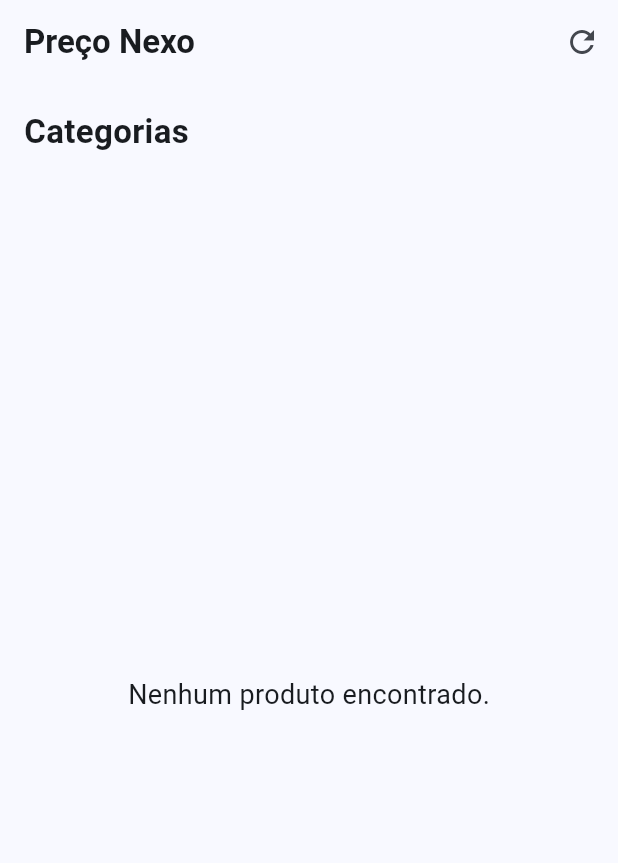
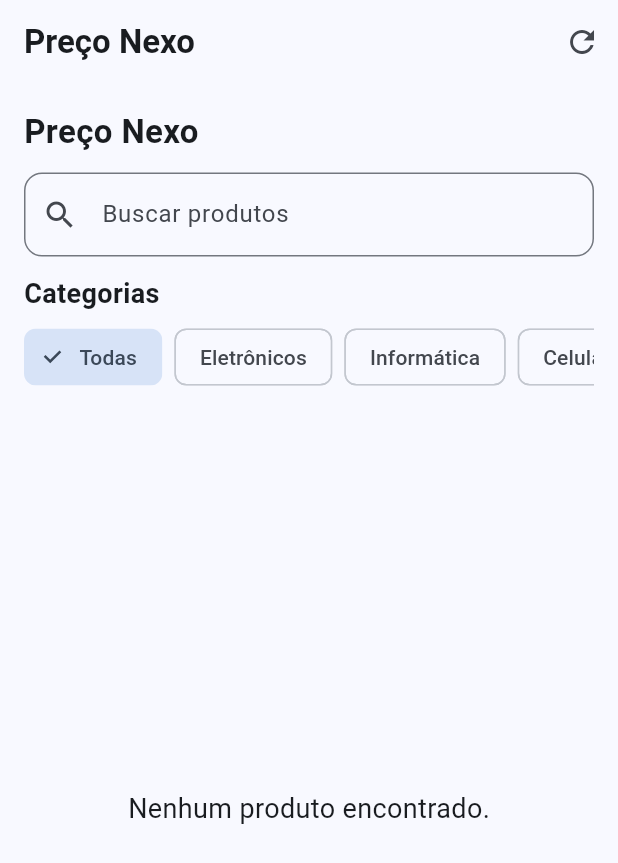
Before and after one commit to martceloribeirosantos76-ops/Marketplace-app, a Flutter app: the screen it shows after launch, on a phone screen of 412 x 824 dp. Shown: the top 863 px of the screen. Run offline on Flutter 3.47's test engine with Material 3 defaults, Android fonts, the phone set to English and light mode, and no system bars; our stand-ins replace supabase_flutter; accounts and stored records are empty.

Commit message:
Adiciona busca e filtro por categorias

```diff
--- a/lib/main.dart
+++ b/lib/main.dart
@@ -55,6 +55,51 @@
   bool carregando = true;
   String? erro;
   List<Map<String, dynamic>> produtos = [];
+  String busca = '';
+  int? categoriaSelecionada;
+
+  final Map<int, String> categorias = {
+    1: 'Eletrônicos',
+    2: 'Informática',
+    3: 'Celulares e Acessórios',
+    4: 'Casa',
+    5: 'Eletrodomésticos',
+    6: 'Moda',
+    7: 'Beleza',
+    8: 'Esportes e Lazer',
+    9: 'Automotivo',
+    10: 'Ferramentas',
+    11: 'Brinquedos',
+    12: 'Games',
+    13: 'Pet',
+    14: 'Saúde',
+    15: 'Bebês e Crianças',
+    16: 'Livros e Papelaria',
+    17: 'Acessórios',
+    18: 'Outros',
+  };
+
+  List<Map<String, dynamic>> get produtosFiltrados {
+    final termo = busca.trim().toLowerCase();
+
+    return produtos.where((produto) {
+      final nome =
+          produto['name']?.toString().toLowerCase() ?? '';
+      final loja =
+          produto['store_name']?.toString().toLowerCase() ?? '';
+
+      final correspondeBusca =
+          termo.isEmpty ||
+          nome.contains(termo) ||
+          loja.contains(termo);
+
+      final correspondeCategoria =
+          categoriaSelecionada == null ||
+          produto['category_id'] == categoriaSelecionada;
+
+      return correspondeBusca && correspondeCategoria;
+    }).toList();
+  }
 
   @override
   void initState() {
@@ -271,13 +316,92 @@
               CrossAxisAlignment.start,
           children: [
             const Text(
-              'Categorias',
+              'Preço Nexo',
               style: TextStyle(
                 fontSize: 22,
                 fontWeight: FontWeight.bold,
               ),
             ),
-            const SizedBox(height: 16),
+
+            const SizedBox(height: 12),
+
+            TextField(
+              decoration: InputDecoration(
+                hintText: 'Buscar produtos',
+                prefixIcon: const Icon(Icons.search),
+                suffixIcon: busca.isNotEmpty
+                    ? IconButton(
+                        icon: const Icon(Icons.clear),
+                        onPressed: () {
+                          setState(() {
+                            busca = '';
+                          });
+                        },
+                      )
+                    : null,
+                border: OutlineInputBorder(
+                  borderRadius: BorderRadius.circular(12),
+                ),
+              ),
+              onChanged: (valor) {
+                setState(() {
+                  busca = valor;
+                });
+              },
+            ),
+
+            const SizedBox(height: 12),
+
+            const Text(
+              'Categorias',
+              style: TextStyle(
+                fontSize: 18,
+                fontWeight: FontWeight.bold,
+              ),
+            ),
+
+            const SizedBox(height: 8),
+
+            SizedBox(
+              height: 42,
+              child: ListView(
+                scrollDirection: Axis.horizontal,
+                children: [
+                  Padding(
+                    padding: const EdgeInsets.only(right: 8),
+                    child: ChoiceChip(
+                      label: const Text('Todas'),
+                      selected: categoriaSelecionada == null,
+                      onSelected: (_) {
+                        setState(() {
+                          categoriaSelecionada = null;
+                        });
+                      },
+                    ),
+                  ),
+                  ...categorias.entries.map(
+                    (categoria) => Padding(
+                      padding:
+                          const EdgeInsets.only(right: 8),
+                      child: ChoiceChip(
+                        label: Text(categoria.value),
+                        selected:
+                            categoriaSelecionada ==
+                                categoria.key,
+                        onSelected: (_) {
+                          setState(() {
+                            categoriaSelecionada =
+                                categoria.key;
+                          });
+                        },
+                      ),
+                    ),
+                  ),
+                ],
+              ),
+            ),
+
+            const SizedBox(height: 12),
             if (carregando)
               const Expanded(
                 child: Center(
@@ -332,6 +456,16 @@
                   ),
                 ),
               )
+            else if (produtosFiltrados.isEmpty)
+              const Expanded(
+                child: Center(
+                  child: Text(
+                    'Nenhum produto encontrado para este filtro.',
+                    textAlign: TextAlign.center,
+                    style: TextStyle(fontSize: 18),
+                  ),
+                ),
+              )
             else
               Expanded(
                 child: GridView.builder(
@@ -342,9 +476,9 @@
                     crossAxisSpacing: 16,
                     mainAxisSpacing: 16,
                   ),
-                  itemCount: produtos.length,
+                  itemCount: produtosFiltrados.length,
                   itemBuilder: (context, index) {
-                    final produto = produtos[index];
+                    final produto = produtosFiltrados[index];
 
                     final nome =
                         produto['name']?.toString() ??
```
